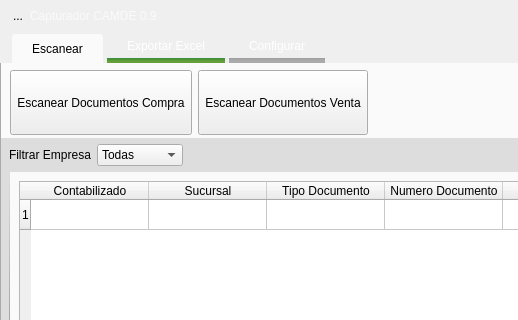
First picture: the form in GUI/mainWindow.ui, repository firenessmax/bte001, before the edit; both pictures show x 0 to 518 and y 0 to 320 of the 760 by 540 pixel window.
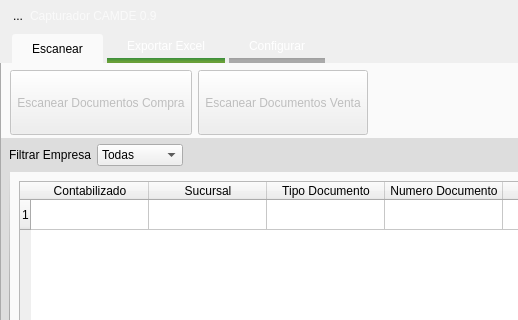
Second picture: the form after the edit. Icons and pictures are not drawn.

What changed in the file:
```diff
--- a/GUI/mainWindow.ui
+++ b/GUI/mainWindow.ui
@@ -527,7 +527,7 @@
               <item row="1" column="0">
                <widget class="QToolButton" name="escanearCompra">
                 <property name="enabled">
-                 <bool>true</bool>
+                 <bool>false</bool>
                 </property>
                 <property name="minimumSize">
                  <size>
@@ -564,6 +564,9 @@
               </item>
               <item row="1" column="1">
                <widget class="QToolButton" name="escanearVenta">
+                <property name="enabled">
+                 <bool>false</bool>
+                </property>
                 <property name="minimumSize">
                  <size>
                   <width>0</width>
```
